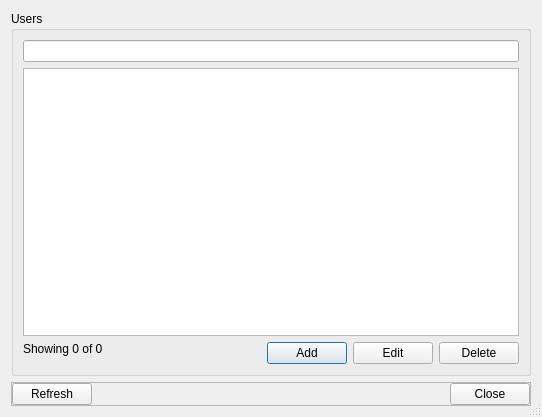
The window that forms/repodialogusermanager.ui (3drepo/3drepogui) describes before a commit, drawn with Qt 5.
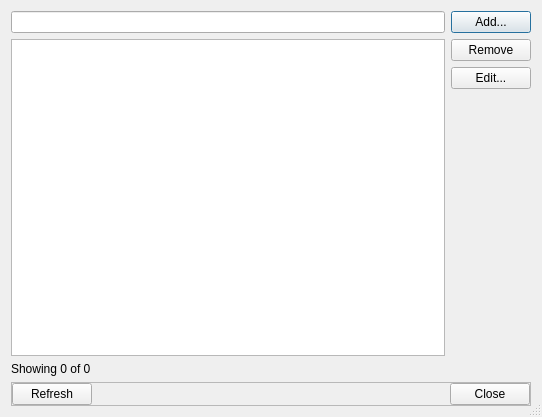
The same window after the commit. Custom widgets are drawn as their Qt base class.

Commit message: Layout change in the user manager.

```diff
--- a/forms/repodialogusermanager.ui
+++ b/forms/repodialogusermanager.ui
@@ -21,11 +21,53 @@
     <number>6</number>
    </property>
    <item>
-    <widget class="QGroupBox" name="groupBox">
-     <property name="title">
-      <string>Users</string>
+    <widget class="QFrame" name="frame_3">
+     <property name="frameShape">
+      <enum>QFrame::NoFrame</enum>
+     </property>
+     <property name="frameShadow">
+      <enum>QFrame::Raised</enum>
+     </property>
+     <property name="lineWidth">
+      <number>0</number>
+     </property>
+     <layout class="QHBoxLayout" name="horizontalLayout_3">
+      <property name="leftMargin">
+       <number>0</number>
+      </property>
+      <property name="topMargin">
+       <number>0</number>
+      </property>
+      <property name="rightMargin">
+       <number>0</number>
+      </property>
+      <property name="bottomMargin">
+       <number>0</number>
+      </property>
+      <item>
+       <widget class="QFrame" name="frame_2">
+        <property name="frameShape">
+         <enum>QFrame::NoFrame</enum>
+        </property>
+        <property name="frameShadow">
+         <enum>QFrame::Raised</enum>
+        </property>
+        <property name="lineWidth">
+         <number>0</number>
      </property>
      <layout class="QVBoxLayout" name="verticalLayout_2">
+         <property name="leftMargin">
+          <number>0</number>
+         </property>
+         <property name="topMargin">
+          <number>0</number>
+         </property>
+         <property name="rightMargin">
+          <number>0</number>
+         </property>
+         <property name="bottomMargin">
+          <number>0</number>
+         </property>
       <item>
        <widget class="repo::gui::RepoLineEdit" name="filterLineEdit"/>
       </item>
@@ -45,8 +87,11 @@
         </property>
        </widget>
       </item>
+        </layout>
+       </widget>
+      </item>
       <item>
-       <widget class="QFrame" name="frame_2">
+       <widget class="QFrame" name="frame_4">
         <property name="frameShape">
          <enum>QFrame::NoFrame</enum>
         </property>
@@ -56,7 +101,7 @@
         <property name="lineWidth">
          <number>0</number>
         </property>
-        <layout class="QHBoxLayout" name="horizontalLayout_2">
+        <layout class="QVBoxLayout" name="verticalLayout_3">
          <property name="leftMargin">
           <number>0</number>
          </property>
@@ -70,53 +115,59 @@
           <number>0</number>
          </property>
          <item>
-          <widget class="QLabel" name="usersCountLabel">
+          <widget class="QPushButton" name="addUserPushButton">
            <property name="text">
-            <string>Showing 0 of 0</string>
+            <string>Add...</string>
            </property>
-           <property name="alignment">
-            <set>Qt::AlignLeading|Qt::AlignLeft|Qt::AlignTop</set>
+          </widget>
+         </item>
+         <item>
+          <widget class="QPushButton" name="deleteUserPushButton">
+           <property name="text">
+            <string>Remove</string>
            </property>
           </widget>
          </item>
          <item>
-          <spacer name="horizontalSpacer">
+          <widget class="QPushButton" name="editUserPushButton">
+           <property name="text">
+            <string>Edit...</string>
+           </property>
+          </widget>
+         </item>
+         <item>
+          <spacer name="verticalSpacer">
            <property name="orientation">
-            <enum>Qt::Horizontal</enum>
+            <enum>Qt::Vertical</enum>
            </property>
            <property name="sizeHint" stdset="0">
             <size>
-             <width>40</width>
-             <height>20</height>
+             <width>20</width>
+             <height>40</height>
             </size>
            </property>
           </spacer>
          </item>
-         <item>
-          <widget class="QPushButton" name="addUserPushButton">
-           <property name="text">
-            <string>Add</string>
-           </property>
-          </widget>
-         </item>
-         <item>
-          <widget class="QPushButton" name="editUserPushButton">
-           <property name="text">
-            <string>Edit</string>
-           </property>
+        </layout>
+       </widget>
+      </item>
+     </layout>
           </widget>
          </item>
          <item>
-          <widget class="QPushButton" name="deleteUserPushButton">
+    <widget class="QLabel" name="usersCountLabel">
            <property name="text">
-            <string>Delete</string>
-           </property>
-          </widget>
-         </item>
-        </layout>
-       </widget>
-      </item>
-     </layout>
+      <string>Showing 0 of 0</string>
+     </property>
+     <property name="alignment">
+      <set>Qt::AlignLeading|Qt::AlignLeft|Qt::AlignTop</set>
+     </property>
+     <property name="margin">
+      <number>0</number>
+     </property>
+     <property name="indent">
+      <number>-1</number>
+     </property>
     </widget>
    </item>
    <item>
```
Lines whose indentation alone changed are shown as unchanged. The commit also changes 1 other file.
